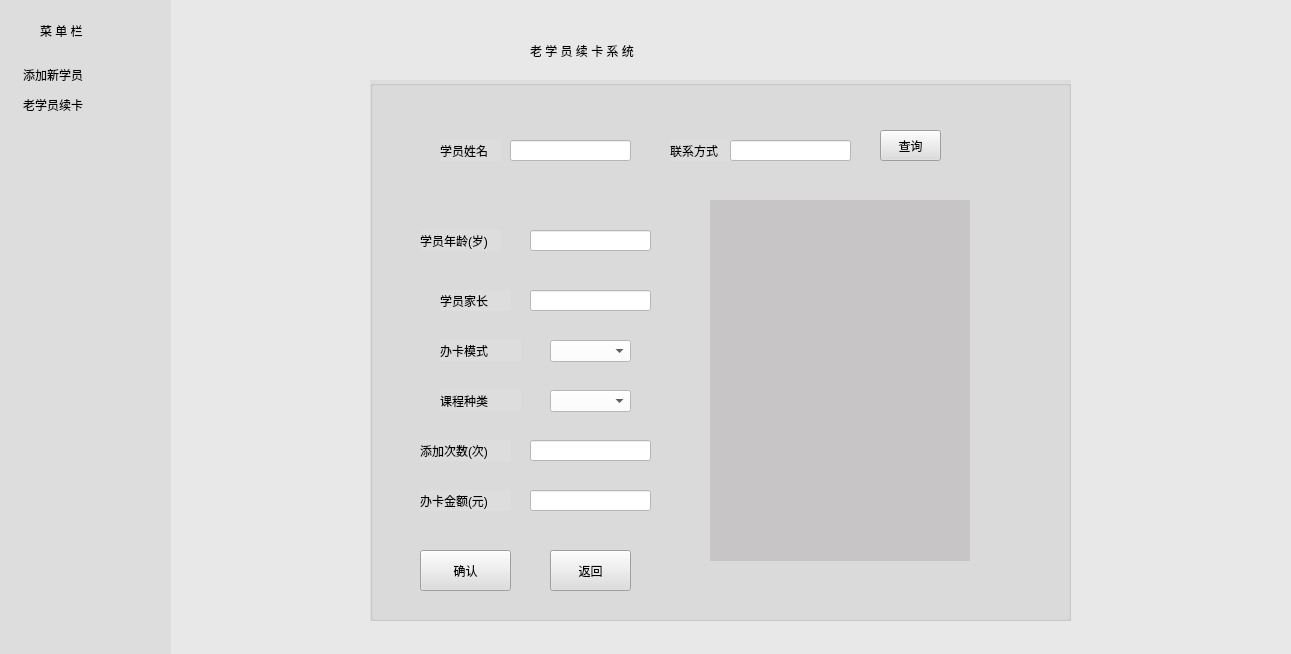
Before: the Qt Designer form newMember/NewMember.ui in Holy-Shine/Acrotest, drawn with Qt 5.
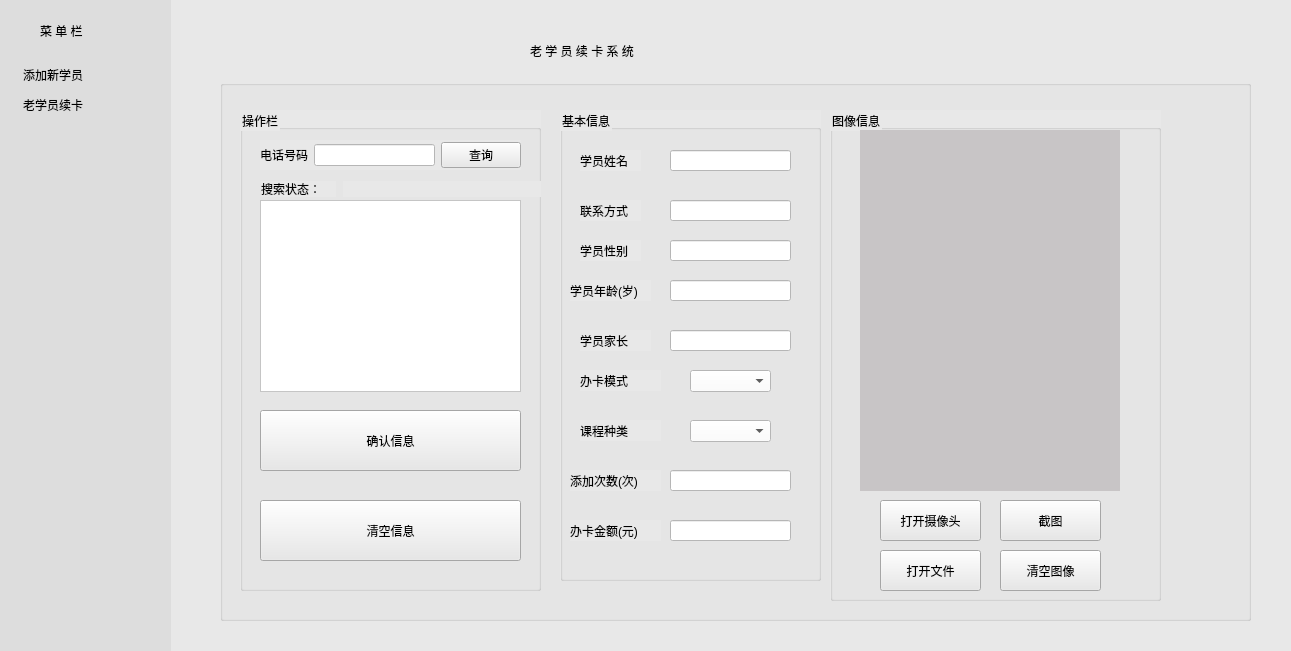
After: the same form once the commit is applied. The open tabs and pages were chosen to show the change. Icons and pictures are not drawn.

```diff
--- a/newMember/NewMember.ui
+++ b/newMember/NewMember.ui
@@ -7,7 +7,7 @@
     <x>0</x>
     <y>0</y>
     <width>1291</width>
-    <height>654</height>
+    <height>651</height>
    </rect>
   </property>
   <property name="windowTitle">
@@ -625,9 +625,9 @@
     <widget class="QGroupBox" name="groupBox_BasicInfo_2">
      <property name="geometry">
       <rect>
-       <x>150</x>
+       <x>0</x>
        <y>60</y>
-       <width>701</width>
+       <width>1031</width>
        <height>541</height>
       </rect>
      </property>
@@ -635,16 +635,28 @@
       <bool>false</bool>
      </property>
      <property name="styleSheet">
-      <string notr="true">background-color: rgb(221, 221, 221);</string>
+      <string notr="true"/>
      </property>
      <property name="title">
       <string/>
      </property>
-     <widget class="QLabel" name="lb_name_2">
+     <widget class="QGroupBox" name="gb_info">
       <property name="geometry">
        <rect>
-        <x>70</x>
-        <y>60</y>
+        <x>340</x>
+        <y>30</y>
+        <width>261</width>
+        <height>471</height>
+       </rect>
+      </property>
+      <property name="title">
+       <string>基本信息</string>
+      </property>
+      <widget class="QLabel" name="lb_name_old">
+       <property name="geometry">
+        <rect>
+         <x>20</x>
+         <y>40</y>
         <width>61</width>
         <height>21</height>
        </rect>
@@ -656,11 +668,11 @@
        <string>学员姓名</string>
       </property>
      </widget>
-     <widget class="QLineEdit" name="et_name_2">
+      <widget class="QLineEdit" name="et_name_old">
       <property name="geometry">
        <rect>
-        <x>140</x>
-        <y>60</y>
+         <x>110</x>
+         <y>40</y>
         <width>121</width>
         <height>21</height>
        </rect>
@@ -669,11 +681,40 @@
        <string notr="true">background-color: rgb(255, 255, 255);</string>
       </property>
      </widget>
-     <widget class="QLabel" name="lb_age_2">
+      <widget class="QLabel" name="lb_phone_old">
       <property name="geometry">
        <rect>
-        <x>50</x>
-        <y>150</y>
+         <x>20</x>
+         <y>90</y>
+         <width>61</width>
+         <height>21</height>
+        </rect>
+       </property>
+       <property name="styleSheet">
+        <string notr="true">font: 10pt &quot;宋体&quot;;</string>
+       </property>
+       <property name="text">
+        <string>联系方式</string>
+       </property>
+      </widget>
+      <widget class="QLineEdit" name="et_phone_old_2">
+       <property name="geometry">
+        <rect>
+         <x>110</x>
+         <y>90</y>
+         <width>121</width>
+         <height>21</height>
+        </rect>
+       </property>
+       <property name="styleSheet">
+        <string notr="true">background-color: rgb(255, 255, 255);</string>
+       </property>
+      </widget>
+      <widget class="QLabel" name="lb_age_old">
+       <property name="geometry">
+        <rect>
+         <x>10</x>
+         <y>170</y>
         <width>81</width>
         <height>21</height>
        </rect>
@@ -685,11 +726,11 @@
        <string>学员年龄(岁)</string>
       </property>
      </widget>
-     <widget class="QLineEdit" name="et_age_2">
+      <widget class="QLineEdit" name="et_age_old">
       <property name="geometry">
        <rect>
-        <x>160</x>
-        <y>150</y>
+         <x>110</x>
+         <y>170</y>
         <width>121</width>
         <height>21</height>
        </rect>
@@ -698,11 +739,11 @@
        <string notr="true">background-color: rgb(255, 255, 255);</string>
       </property>
      </widget>
-     <widget class="QLabel" name="lb_parent_2">
+      <widget class="QLabel" name="lb_parent_old">
       <property name="geometry">
        <rect>
-        <x>70</x>
-        <y>210</y>
+         <x>20</x>
+         <y>220</y>
         <width>71</width>
         <height>21</height>
        </rect>
@@ -714,11 +755,11 @@
        <string>学员家长</string>
       </property>
      </widget>
-     <widget class="QLineEdit" name="et_parent_2">
+      <widget class="QLineEdit" name="et_parent_old">
       <property name="geometry">
        <rect>
-        <x>160</x>
-        <y>210</y>
+         <x>110</x>
+         <y>220</y>
         <width>121</width>
         <height>21</height>
        </rect>
@@ -727,39 +768,10 @@
        <string notr="true">background-color: rgb(255, 255, 255);</string>
       </property>
      </widget>
-     <widget class="QLabel" name="lb_phone_2">
+      <widget class="QLabel" name="lb_card_old">
       <property name="geometry">
        <rect>
-        <x>300</x>
-        <y>60</y>
-        <width>61</width>
-        <height>21</height>
-       </rect>
-      </property>
-      <property name="styleSheet">
-       <string notr="true">font: 10pt &quot;宋体&quot;;</string>
-      </property>
-      <property name="text">
-       <string>联系方式</string>
-      </property>
-     </widget>
-     <widget class="QLineEdit" name="et_phone_2">
-      <property name="geometry">
-       <rect>
-        <x>360</x>
-        <y>60</y>
-        <width>121</width>
-        <height>21</height>
-       </rect>
-      </property>
-      <property name="styleSheet">
-       <string notr="true">background-color: rgb(255, 255, 255);</string>
-      </property>
-     </widget>
-     <widget class="QLabel" name="lb_card_2">
-      <property name="geometry">
-       <rect>
-        <x>70</x>
+         <x>20</x>
         <y>260</y>
         <width>81</width>
         <height>21</height>
@@ -772,10 +784,10 @@
        <string>办卡模式</string>
       </property>
      </widget>
-     <widget class="QComboBox" name="cb_card_2">
+      <widget class="QComboBox" name="cb_card_old">
       <property name="geometry">
        <rect>
-        <x>180</x>
+         <x>130</x>
         <y>260</y>
         <width>81</width>
         <height>22</height>
@@ -785,10 +797,39 @@
        <string notr="true">background-color: rgb(255, 255, 255);</string>
       </property>
      </widget>
-     <widget class="QLabel" name="lb_cichu_2">
+      <widget class="QLabel" name="lb_classitem_old">
       <property name="geometry">
        <rect>
-        <x>50</x>
+         <x>20</x>
+         <y>310</y>
+         <width>81</width>
+         <height>21</height>
+        </rect>
+       </property>
+       <property name="styleSheet">
+        <string notr="true">font: 10pt &quot;宋体&quot;;</string>
+       </property>
+       <property name="text">
+        <string>课程种类</string>
+       </property>
+      </widget>
+      <widget class="QComboBox" name="cb_classitem_old">
+       <property name="geometry">
+        <rect>
+         <x>130</x>
+         <y>310</y>
+         <width>81</width>
+         <height>22</height>
+        </rect>
+       </property>
+       <property name="styleSheet">
+        <string notr="true">background-color: rgb(255, 255, 255);</string>
+       </property>
+      </widget>
+      <widget class="QLabel" name="lb_cichu_old">
+       <property name="geometry">
+        <rect>
+         <x>10</x>
         <y>360</y>
         <width>91</width>
         <height>21</height>
@@ -801,10 +842,10 @@
        <string>添加次数(次)</string>
       </property>
      </widget>
-     <widget class="QLineEdit" name="et_cichu_2">
+      <widget class="QLineEdit" name="et_cichu__old">
       <property name="geometry">
        <rect>
-        <x>160</x>
+         <x>110</x>
         <y>360</y>
         <width>121</width>
         <height>21</height>
@@ -814,10 +855,10 @@
        <string notr="true">background-color: rgb(255, 255, 255);</string>
       </property>
      </widget>
-     <widget class="QLabel" name="lb_money_2">
+      <widget class="QLabel" name="lb_money__old">
       <property name="geometry">
        <rect>
-        <x>50</x>
+         <x>10</x>
         <y>410</y>
         <width>91</width>
         <height>21</height>
@@ -830,10 +871,10 @@
        <string>办卡金额(元)</string>
       </property>
      </widget>
-     <widget class="QLineEdit" name="et_money_2">
+      <widget class="QLineEdit" name="et_money_old">
       <property name="geometry">
        <rect>
-        <x>160</x>
+         <x>110</x>
         <y>410</y>
         <width>121</width>
         <height>21</height>
@@ -843,24 +884,164 @@
        <string notr="true">background-color: rgb(255, 255, 255);</string>
       </property>
      </widget>
-     <widget class="QPushButton" name="pb_query">
+      <widget class="QLabel" name="lb_phone_old_2">
       <property name="geometry">
        <rect>
-        <x>510</x>
-        <y>50</y>
+         <x>20</x>
+         <y>130</y>
         <width>61</width>
-        <height>31</height>
-       </rect>
-      </property>
+         <height>21</height>
+        </rect>
+       </property>
+       <property name="styleSheet">
+        <string notr="true">font: 10pt &quot;宋体&quot;;</string>
+       </property>
+       <property name="text">
+        <string>学员性别</string>
+       </property>
+      </widget>
+      <widget class="QLineEdit" name="et_phone_old">
+       <property name="geometry">
+        <rect>
+         <x>110</x>
+         <y>130</y>
+         <width>121</width>
+         <height>21</height>
+        </rect>
+       </property>
+       <property name="styleSheet">
+        <string notr="true">background-color: rgb(255, 255, 255);</string>
+       </property>
+      </widget>
+     </widget>
+     <widget class="QGroupBox" name="gb_option">
+      <property name="geometry">
+       <rect>
+        <x>20</x>
+        <y>30</y>
+        <width>301</width>
+        <height>481</height>
+       </rect>
+      </property>
+      <property name="title">
+       <string>操作栏</string>
+      </property>
+      <widget class="QPushButton" name="btn_confirm_old">
+       <property name="geometry">
+        <rect>
+         <x>20</x>
+         <y>300</y>
+         <width>261</width>
+         <height>61</height>
+        </rect>
+       </property>
+       <property name="text">
+        <string>确认信息</string>
+       </property>
+      </widget>
+      <widget class="QPushButton" name="btn_clear__old">
+       <property name="geometry">
+        <rect>
+         <x>20</x>
+         <y>390</y>
+         <width>261</width>
+         <height>61</height>
+        </rect>
+       </property>
+       <property name="text">
+        <string>清空信息</string>
+       </property>
+      </widget>
+      <widget class="QLabel" name="label_22">
+       <property name="geometry">
+        <rect>
+         <x>21</x>
+         <y>71</y>
+         <width>75</width>
+         <height>16</height>
+        </rect>
+       </property>
+       <property name="text">
+        <string>搜索状态：</string>
+       </property>
+      </widget>
+      <widget class="QLabel" name="lb_result">
+       <property name="geometry">
+        <rect>
+         <x>103</x>
+         <y>71</y>
+         <width>221</width>
+         <height>16</height>
+        </rect>
+       </property>
+       <property name="text">
+        <string/>
+       </property>
+      </widget>
+      <widget class="QTableView" name="tv_search_coach">
+       <property name="geometry">
+        <rect>
+         <x>20</x>
+         <y>90</y>
+         <width>261</width>
+         <height>192</height>
+        </rect>
+       </property>
+       <property name="styleSheet">
+        <string notr="true">background-color: rgb(255, 255, 255);</string>
+       </property>
+      </widget>
+      <widget class="QWidget" name="layoutWidget">
+       <property name="geometry">
+        <rect>
+         <x>20</x>
+         <y>30</y>
+         <width>261</width>
+         <height>30</height>
+        </rect>
+       </property>
+       <layout class="QGridLayout" name="gridLayout_3" columnstretch="0,0,0">
+        <item row="0" column="2">
+         <widget class="QPushButton" name="btn_search">
       <property name="text">
        <string>查询</string>
       </property>
      </widget>
-     <widget class="QLabel" name="lb_cam_2">
+        </item>
+        <item row="0" column="1">
+         <widget class="QLineEdit" name="le_search_term">
+          <property name="styleSheet">
+           <string notr="true">background-color: rgb(255, 255, 255);</string>
+          </property>
+         </widget>
+        </item>
+        <item row="0" column="0">
+         <widget class="QLabel" name="lb_check_phone">
+          <property name="text">
+           <string>电话号码</string>
+          </property>
+         </widget>
+        </item>
+       </layout>
+      </widget>
+     </widget>
+     <widget class="QGroupBox" name="gb_pic">
       <property name="geometry">
        <rect>
-        <x>340</x>
-        <y>120</y>
+        <x>610</x>
+        <y>30</y>
+        <width>331</width>
+        <height>491</height>
+       </rect>
+      </property>
+      <property name="title">
+       <string>图像信息</string>
+      </property>
+      <widget class="QLabel" name="lb_cam_old">
+       <property name="geometry">
+        <rect>
+         <x>30</x>
+         <y>20</y>
         <width>260</width>
         <height>361</height>
        </rect>
@@ -963,60 +1144,58 @@
        <string/>
       </property>
      </widget>
-     <widget class="QPushButton" name="bt_confrim_2">
+      <widget class="QPushButton" name="pb_opencam_old">
       <property name="geometry">
        <rect>
         <x>50</x>
-        <y>470</y>
-        <width>91</width>
+         <y>390</y>
+         <width>101</width>
         <height>41</height>
        </rect>
       </property>
       <property name="text">
-       <string>确认</string>
-      </property>
-     </widget>
-     <widget class="QPushButton" name="bt_back_2">
+        <string>打开摄像头</string>
+       </property>
+      </widget>
+      <widget class="QPushButton" name="pb_clearpic_old">
       <property name="geometry">
        <rect>
-        <x>180</x>
-        <y>470</y>
-        <width>81</width>
+         <x>170</x>
+         <y>440</y>
+         <width>101</width>
         <height>41</height>
        </rect>
       </property>
       <property name="text">
-       <string>返回</string>
-      </property>
-     </widget>
-     <widget class="QComboBox" name="cb_classitem_2">
+        <string>清空图像</string>
+       </property>
+      </widget>
+      <widget class="QPushButton" name="pb_openfile_old">
       <property name="geometry">
        <rect>
-        <x>180</x>
-        <y>310</y>
-        <width>81</width>
-        <height>22</height>
-       </rect>
-      </property>
-      <property name="styleSheet">
-       <string notr="true">background-color: rgb(255, 255, 255);</string>
-      </property>
-     </widget>
-     <widget class="QLabel" name="lb_classitem_2">
+         <x>50</x>
+         <y>440</y>
+         <width>101</width>
+         <height>41</height>
+        </rect>
+       </property>
+       <property name="text">
+        <string>打开文件</string>
+       </property>
+      </widget>
+      <widget class="QPushButton" name="pb_cutlpic_old">
       <property name="geometry">
        <rect>
-        <x>70</x>
-        <y>310</y>
-        <width>81</width>
-        <height>21</height>
-       </rect>
-      </property>
-      <property name="styleSheet">
-       <string notr="true">font: 10pt &quot;宋体&quot;;</string>
-      </property>
+         <x>170</x>
+         <y>390</y>
+         <width>101</width>
+         <height>41</height>
+        </rect>
+       </property>
       <property name="text">
-       <string>课程种类</string>
-      </property>
+        <string>截图</string>
+       </property>
+      </widget>
      </widget>
     </widget>
    </widget>
```
Left out of the diff: 134 changed lines with no effect on the pictures. Lines whose indentation alone changed are shown as unchanged.
